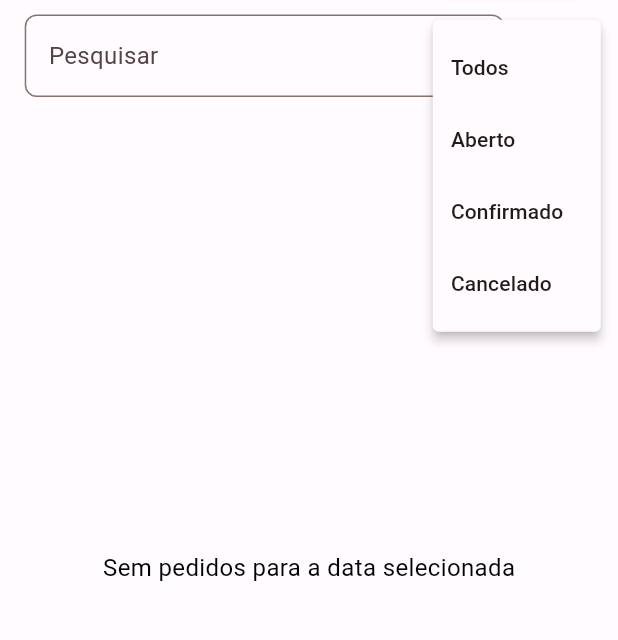
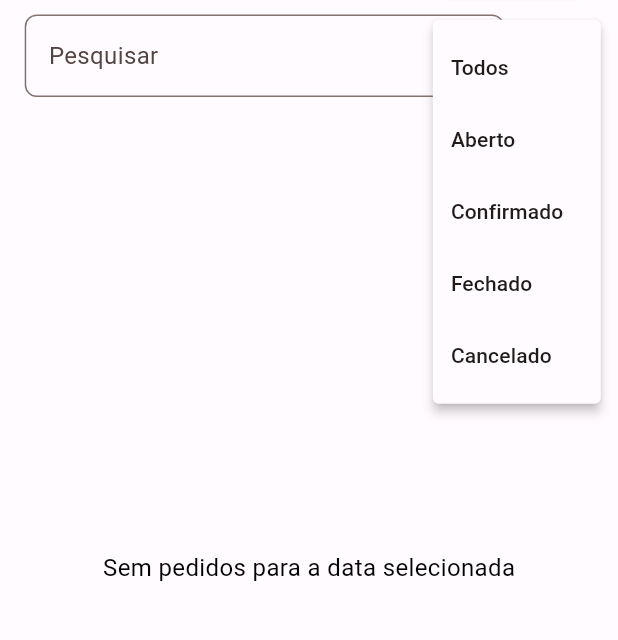
Before and after one commit to viinynunes/cardapio-manager, a Flutter app: the OrdersPage screen opened by its route, after a tap on the "filter alt" icon, on a phone screen of 412 x 824 dp, the part 77-717 px from its top. Run offline on Flutter 3.47's test engine with Material 2 defaults, Android fonts, the phone set to English and light mode, and no system bars; our stand-ins replace cloud_firestore, dartz, firebase_auth, firebase_core, firebase_storage, fl_chart and 5 more; missing offline and left inert: custom_floating_action_button; accounts and stored records are empty.

```diff
--- a/lib/src/modules/order/presenter/pages/orders_page.dart
+++ b/lib/src/modules/order/presenter/pages/orders_page.dart
@@ -107,25 +107,38 @@ class _OrdersPageState extends State<OrdersPage> with TickerProviderStateMixin {
                             onTap: () {
                               orderBloc.add(GetOrdersByDayEvent(day));
                             },
-                            child: const Text('Todos')),
+                            child: Text('Todos',
+                                style: Theme.of(context).textTheme.titleSmall)),
                         PopupMenuItem(
                             onTap: () {
                               orderBloc.add(FilterOrderListByStatusEvent(
                                   day, OrderStatus.open));
                             },
-                            child: const Text('Aberto')),
+                            child: Text('Aberto',
+                                style: Theme.of(context).textTheme.titleSmall)),
                         PopupMenuItem(
                             onTap: () {
                               orderBloc.add(FilterOrderListByStatusEvent(
                                   day, OrderStatus.confirmed));
                             },
-                            child: const Text('Confirmado')),
+                            child: Text('Confirmado',
+                                style: Theme.of(context).textTheme.titleSmall)),
+                        PopupMenuItem(
+                            onTap: () {
+                              orderBloc.add(FilterOrderListByStatusEvent(
+                                  day, OrderStatus.closed));
+                            },
+                            child: Text('Fechado',
+                                style: Theme.of(context).textTheme.titleSmall)),
                         PopupMenuItem(
                             onTap: () {
                               orderBloc.add(FilterOrderListByStatusEvent(
                                   day, OrderStatus.cancelled));
                             },
-                            child: const Text('Cancelado')),
+                            child: Text(
+                              'Cancelado',
+                              style: Theme.of(context).textTheme.titleSmall,
+                            )),
                       ];
                     },
                   )
```
